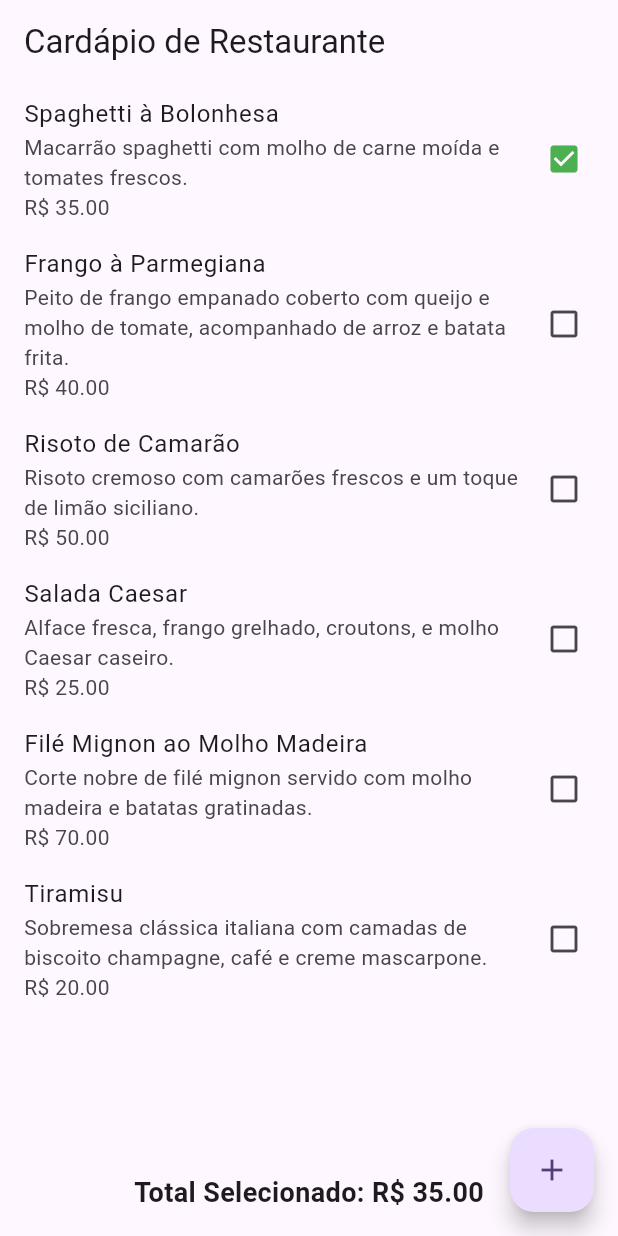
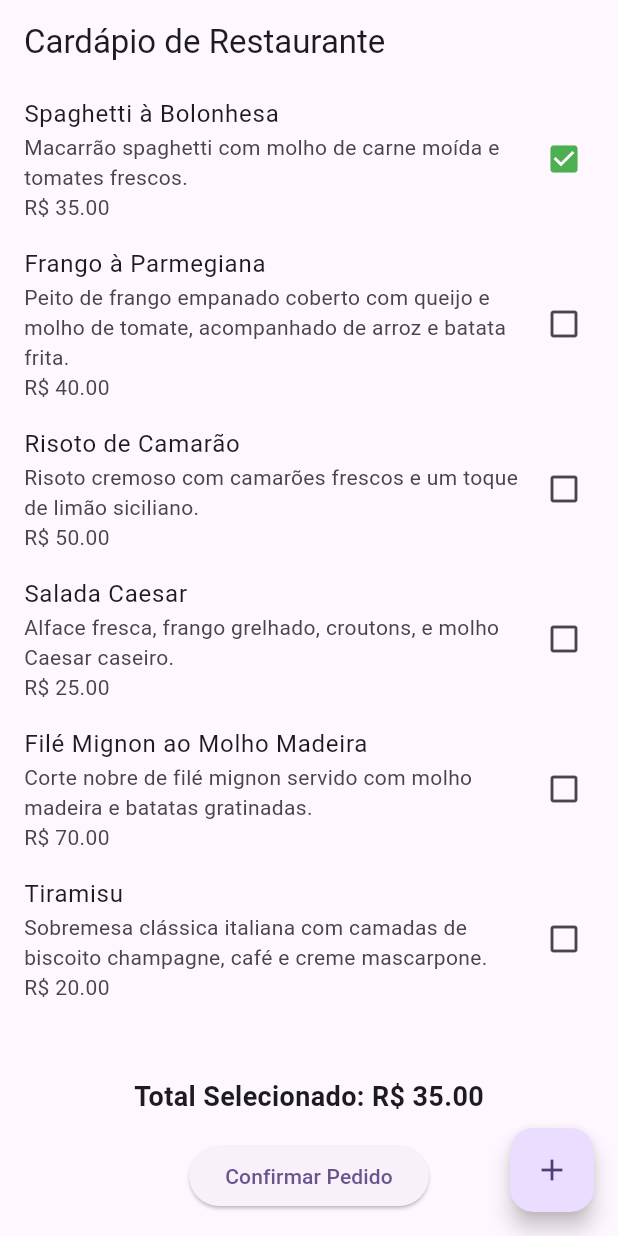
Before and after one commit to kvitorr/projeto_dispositivos, a Flutter app: the screen it shows after launch, after a tap on "Spaghetti à Bolonhesa", on a phone screen of 412 x 824 dp. Run offline on Flutter 3.47's test engine with Material 3 defaults, Android fonts, the phone set to English and light mode, and no system bars; our stand-ins replace sqflite; accounts and stored records are empty.

```diff
--- a/lib/pages/product_list.dart
+++ b/lib/pages/product_list.dart
@@ -1,6 +1,6 @@
 import 'package:flutter/material.dart';
 import 'package:sqflite/sqflite.dart';
-import 'package:path/path.dart';
+import 'package:path/path.dart' as p; // Renomeia a importação para evitar conflito
 import '../models/product.dart'; // Certifique-se de que o caminho esteja correto
 
 class ProductListPage extends StatefulWidget {
@@ -22,10 +22,16 @@ class _ProductListPageState extends State<ProductListPage> {
 
   Future<void> _initializeDatabase() async {
     _database = await openDatabase(
-      join(await getDatabasesPath(), 'products_database.db'),
+      p.join(await getDatabasesPath(), 'restaurant_database.db'), // Use p.join para evitar o conflito
       onCreate: (db, version) async {
+        // Criando a tabela de produtos
         await db.execute(
           'CREATE TABLE products(id INTEGER PRIMARY KEY AUTOINCREMENT, name TEXT, description TEXT, price REAL)',
+        );
+
+        // Criando a tabela de pedidos
+        await db.execute(
+          'CREATE TABLE orders(id INTEGER PRIMARY KEY AUTOINCREMENT, total_price REAL, selected_products TEXT)',
         );
 
         // Inserindo pratos iniciais
@@ -109,6 +115,39 @@ class _ProductListPageState extends State<ProductListPage> {
     });
   }
 
+  Future<void> _confirmOrder() async {
+    if (_selectedProducts.isNotEmpty) {
+      // Serializando os produtos selecionados em uma string para salvar no banco
+      String selectedProductNames = _selectedProducts.map((p) => p.name).join(', ');
+
+      // Salvando o pedido no banco de dados
+      await _database.insert(
+        'orders',
+        {
+          'total_price': _totalSelectedPrice,
+          'selected_products': selectedProductNames,
+        },
+        conflictAlgorithm: ConflictAlgorithm.replace,
+      );
+
+      // Exibindo uma mensagem de confirmação
+      ScaffoldMessenger.of(context).showSnackBar(
+        SnackBar(content: Text('Pedido confirmado! Total: R\$ ${_totalSelectedPrice.toStringAsFixed(2)}')),
+      );
+
+      // Limpando a seleção após a confirmação
+      setState(() {
+        _selectedProducts.clear();
+        _totalSelectedPrice = 0.0;
+      });
+    } else {
+      // Caso nenhum produto tenha sido selecionado
+      ScaffoldMessenger.of(context).showSnackBar(
+        SnackBar(content: Text('Nenhum prato selecionado!')),
+      );
+    }
+  }
+
   @override
   Widget build(BuildContext context) {
     return Scaffold(
@@ -140,9 +179,18 @@ class _ProductListPageState extends State<ProductListPage> {
           ),
           Padding(
             padding: const EdgeInsets.all(16.0),
-            child: Text(
-              'Total Selecionado: R\$ ${_totalSelectedPrice.toStringAsFixed(2)}',
-              style: TextStyle(fontSize: 18, fontWeight: FontWeight.bold),
+            child: Column(
+              children: [
+                Text(
+                  'Total Selecionado: R\$ ${_totalSelectedPrice.toStringAsFixed(2)}',
+                  style: TextStyle(fontSize: 18, fontWeight: FontWeight.bold),
+                ),
+                SizedBox(height: 16),
+                ElevatedButton(
+                  onPressed: _confirmOrder,
+                  child: Text('Confirmar Pedido'),
+                ),
+              ],
             ),
           ),
         ],
```
